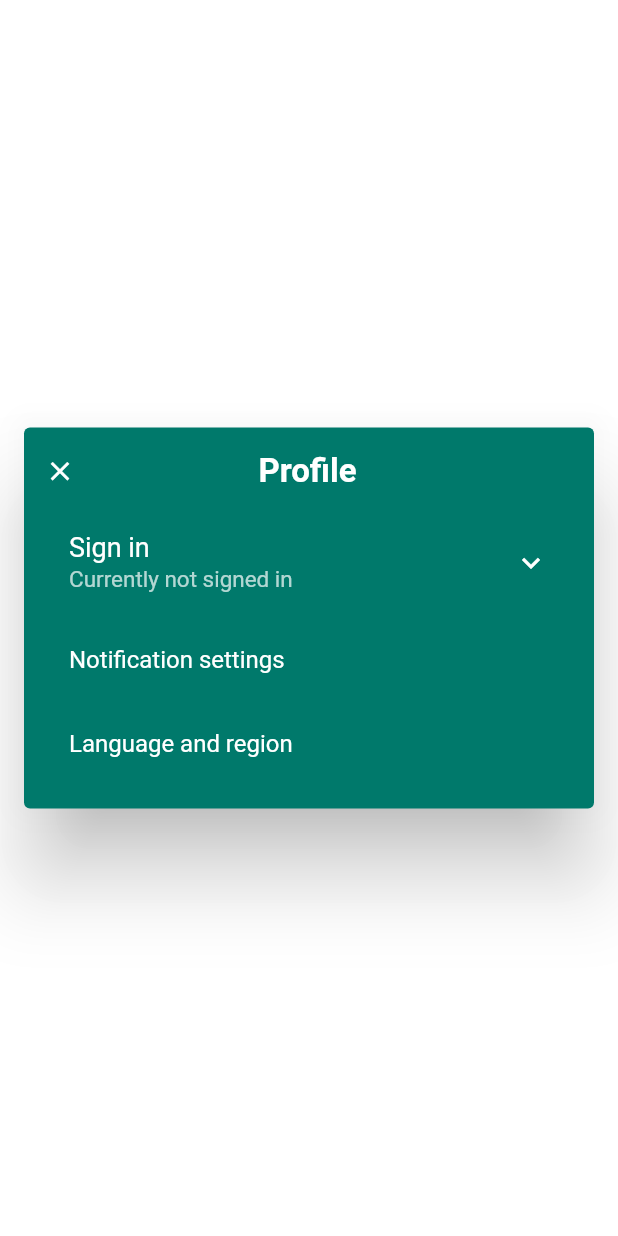
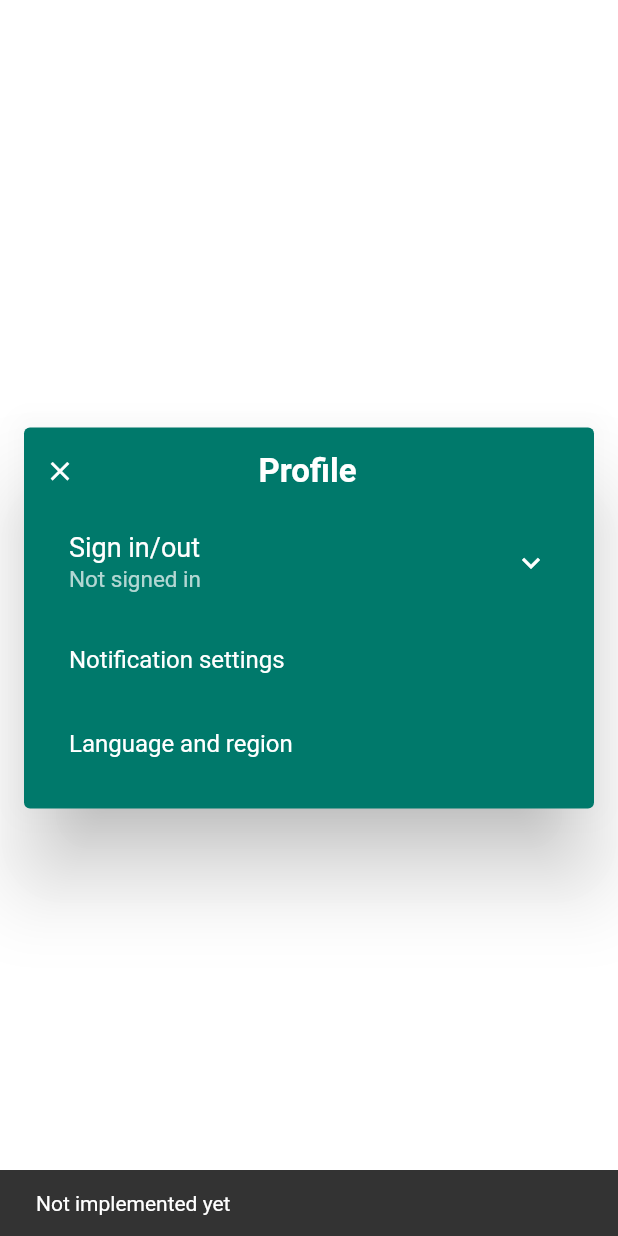
Before and after one commit to kostyan0005/news, a Flutter app: the ProfileDialog widget shown alone on an empty page, opened directly, after a tap on "Notification settings", on a phone screen of 412 x 824 dp. Run offline on Flutter 3.47's test engine with Material 2 defaults, Android fonts, the light colour scheme and no system bars; our stand-ins replace cloud_firestore, firebase_auth, firebase_core, flutter_riverpod, font_awesome_flutter, freezed_annotation and 4 more; accounts and stored records are empty; network calls fail.

Commit message:
Designed singin provider display and signout UI

```diff
--- a/lib/modules/news/pages/profile_dialog.dart
+++ b/lib/modules/news/pages/profile_dialog.dart
@@ -3,6 +3,7 @@ import 'dart:io';
 import 'package:flutter/material.dart';
 import 'package:font_awesome_flutter/font_awesome_flutter.dart';
 import 'package:news/modules/news/widgets/login_provider_card.dart';
+import 'package:news/utils/snackbar_utils.dart';
 
 class ProfileDialog extends StatelessWidget {
   static const _tilePadding = EdgeInsets.symmetric(horizontal: 30);
@@ -11,6 +12,15 @@ class ProfileDialog extends StatelessWidget {
 
   @override
   Widget build(BuildContext context) {
+    // todo: correctly compute variables below
+    final withGoogle = false;
+    final withFacebook = false;
+    final withApple = false;
+    final withTwitter = false;
+    final withGithub = false;
+    final isSignedIn =
+        withGoogle || withFacebook || withApple || withTwitter || withGithub;
+
     return Dialog(
       backgroundColor: Theme.of(context).primaryColorDark,
       insetPadding: const EdgeInsets.symmetric(
@@ -50,53 +60,91 @@ class ProfileDialog extends StatelessWidget {
               data: Theme.of(context).copyWith(dividerColor: Colors.white12),
               child: ExpansionTile(
                 title: Text(
-                  'Sign in',
+                  'Sign in/out',
                   style: TextStyle(
                     color: Colors.white,
                     fontSize: 18,
                   ),
                 ),
-                subtitle: Text(
-                  'Currently not signed in',
+                subtitle: RichText(
+                  text: TextSpan(
                     style: TextStyle(
                       color: Colors.white70,
                       fontSize: 15,
+                    ),
+                    children: [
+                      if (!isSignedIn)
+                        TextSpan(
+                          text: 'Not signed in',
+                        )
+                      else
+                        TextSpan(
+                          text: 'Signed in with',
+                        ),
+                      if (withGoogle) IconSpan(FontAwesomeIcons.google),
+                      if (withFacebook) IconSpan(FontAwesomeIcons.facebook),
+                      if (withApple) IconSpan(FontAwesomeIcons.apple),
+                      if (withTwitter) IconSpan(FontAwesomeIcons.twitter),
+                      if (withGithub) IconSpan(FontAwesomeIcons.github),
+                    ],
                   ),
                 ),
                 tilePadding: _tilePadding,
                 iconColor: Colors.white,
                 collapsedIconColor: Colors.white,
                 children: [
+                  if (isSignedIn)
                     LoginProviderCard(
                       // todo: implement
-                    onTap: () => null,
+                      onTap: () => showNotImplementedMessage(context),
+                      providerIcon: Icons.logout,
+                      alternativeText: 'Sign out',
+                    ),
+                  if (isSignedIn)
+                    Padding(
+                      padding: const EdgeInsets.only(top: 7),
+                      child: Text(
+                        'or',
+                        style: TextStyle(
+                          color: Colors.white70,
+                          fontSize: 16,
+                        ),
+                      ),
+                    ),
+                  if (!withGoogle)
+                    LoginProviderCard(
+                      // todo: implement
+                      onTap: () => showNotImplementedMessage(context),
                       providerIcon: FontAwesomeIcons.google,
                       providerName: 'Google',
                     ),
+                  if (!withFacebook)
                     LoginProviderCard(
                       // todo: implement
-                    onTap: () => null,
+                      onTap: () => showNotImplementedMessage(context),
                       providerIcon: FontAwesomeIcons.facebook,
                       providerName: 'Facebook',
                     ),
-                  if (Platform.isIOS)
+                  if (Platform.isIOS && !withApple)
                     LoginProviderCard(
                       // todo: implement
-                      onTap: () => null,
+                      onTap: () => showNotImplementedMessage(context),
                       providerIcon: FontAwesomeIcons.apple,
                       providerName: 'Apple',
                     ),
+                  if (!withTwitter)
                     LoginProviderCard(
                       // todo: implement
-                    onTap: () => null,
+                      onTap: () => showNotImplementedMessage(context),
                       providerIcon: FontAwesomeIcons.twitter,
                       providerName: 'Twitter',
                     ),
+                  if (!withGithub)
                     LoginProviderCard(
                       // todo: implement
-                    onTap: () => null,
+                      onTap: () => showNotImplementedMessage(context),
                       providerIcon: FontAwesomeIcons.github,
-                    providerName: 'Github',
+                      providerName: 'GitHub',
                     ),
                   SizedBox(
                     height: 20,
@@ -106,7 +154,7 @@ class ProfileDialog extends StatelessWidget {
             ),
             ListTile(
               // todo: implement
-              onTap: () => null,
+              onTap: () => showNotImplementedMessage(context),
               contentPadding: _tilePadding,
               title: Text(
                 'Notification settings',
@@ -115,7 +163,7 @@ class ProfileDialog extends StatelessWidget {
             ),
             ListTile(
               // todo: implement
-              onTap: () => null,
+              onTap: () => showNotImplementedMessage(context),
               contentPadding: _tilePadding,
               title: Text(
                 'Language and region',
@@ -131,3 +179,19 @@ class ProfileDialog extends StatelessWidget {
     );
   }
 }
+
+class IconSpan extends WidgetSpan {
+  final IconData icon;
+
+  IconSpan(this.icon)
+      : super(
+          child: Padding(
+            padding: const EdgeInsets.only(left: 7),
+            child: Icon(
+              icon,
+              color: Colors.white70,
+              size: 18,
+            ),
+          ),
+        );
+}
--- a/lib/modules/news/pages/search_query_page.dart
+++ b/lib/modules/news/pages/search_query_page.dart
@@ -59,7 +59,7 @@ class _SubscribeButton extends StatelessWidget {
         context
             .read(subscriptionStatusProvider(searchQuery).notifier)
             .subscribe();
-        showQuickSnackBarMessage(context, 'Added to subscriptions');
+        showSnackBarMessage(context, 'Added to subscriptions');
       },
       icon: Icon(Icons.star_border),
     );
@@ -78,7 +78,7 @@ class _UnsubscribeButton extends StatelessWidget {
         context
             .read(subscriptionStatusProvider(searchQuery).notifier)
             .unsubscribe();
-        showQuickSnackBarMessage(context, 'Removed from subscriptions');
+        showSnackBarMessage(context, 'Removed from subscriptions');
       },
       icon: Icon(Icons.star),
     );
--- a/lib/modules/news/widgets/options_sheet.dart
+++ b/lib/modules/news/widgets/options_sheet.dart
@@ -72,7 +72,7 @@ class _SaveInkWell extends StatelessWidget {
     return InkWell(
       onTap: () {
         context.read(savedNewsRepositoryProvider).savePiece(piece);
-        showQuickSnackBarMessage(context, 'Added to saved news');
+        showSnackBarMessage(context, 'Added to saved news');
         Navigator.pop(context);
       },
       child: ListTile(
@@ -93,7 +93,7 @@ class _RemoveInkWell extends StatelessWidget {
     return InkWell(
       onTap: () {
         context.read(savedNewsRepositoryProvider).removePiece(pieceId);
-        showQuickSnackBarMessage(context, 'Removed from saved news');
+        showSnackBarMessage(context, 'Removed from saved news');
         Navigator.pop(context);
       },
       child: ListTile(
--- a/lib/modules/news/widgets/subscription_item.dart
+++ b/lib/modules/news/widgets/subscription_item.dart
@@ -23,7 +23,7 @@ class SubscriptionItem extends StatelessWidget {
               context
                   .read(subscriptionsRepositoryProvider)
                   .unsubscribe(subscription.text);
-              showQuickSnackBarMessage(context, 'Removed from subscriptions');
+              showSnackBarMessage(context, 'Removed from subscriptions');
             },
             icon: Icon(Icons.delete_outlined),
           ),
--- a/lib/utils/snackbar_utils.dart
+++ b/lib/utils/snackbar_utils.dart
@@ -1,6 +1,6 @@
 import 'package:flutter/material.dart';
 
-void showQuickSnackBarMessage(BuildContext context, String message) {
+void showSnackBarMessage(BuildContext context, String message) {
   ScaffoldMessenger.of(context).showSnackBar(
     SnackBar(
       content: Text(message),
@@ -8,3 +8,6 @@ void showQuickSnackBarMessage(BuildContext context, String message) {
     ),
   );
 }
+
+void showNotImplementedMessage(BuildContext context) =>
+    showSnackBarMessage(context, 'Not implemented yet');
```
Also changed, not shown: lib/modules/news/widgets/login_provider_card.dart (+9 -5 lines). Lines whose indentation alone changed are shown as unchanged.
